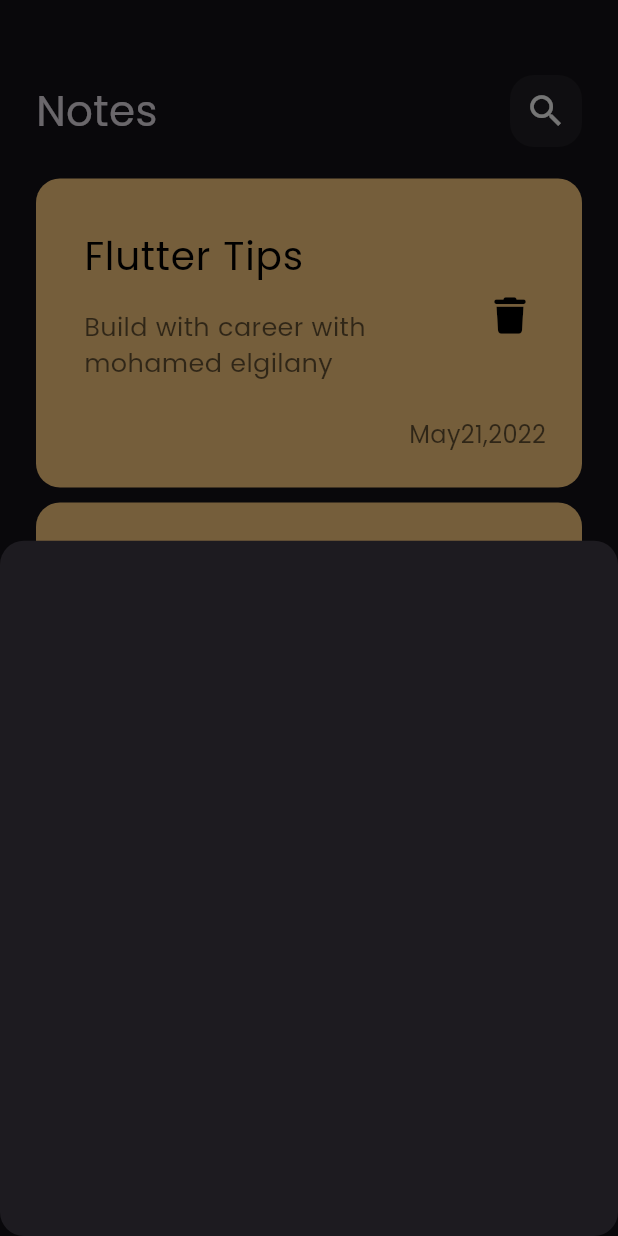
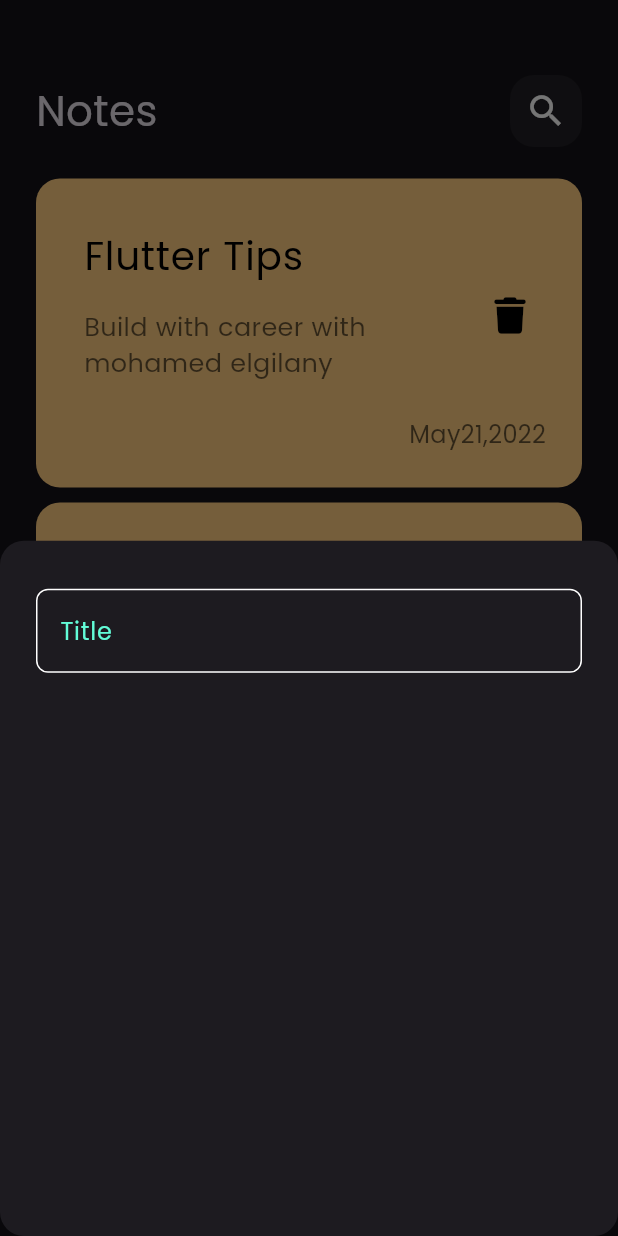
Before and after one commit to mohamedelgilany3/note_app, a Flutter app: the screen it shows after launch, after a tap on the "add" icon, on a phone screen of 412 x 824 dp. Run offline on Flutter 3.47's test engine with Material 3 defaults, Android fonts, the phone set to English and light mode, and no system bars; our stand-ins replace font_awesome_flutter.

Commit message:
create custom text field

```diff
--- /dev/null
+++ b/lib/constant.dart
@@ -0,0 +1,3 @@
+import 'package:flutter/material.dart';
+
+const kPrimaryColor = Color(0xff62FCD7);
--- a/lib/widgets/add_note_bottom_sheet.dart
+++ b/lib/widgets/add_note_bottom_sheet.dart
@@ -1,10 +1,21 @@
 import 'package:flutter/material.dart';
+import 'package:my_first_note_app/widgets/custom_text_field.dart';
 
 class AddNoteBottomSheet extends StatelessWidget {
   const AddNoteBottomSheet({super.key});
 
   @override
   Widget build(BuildContext context) {
-    return Container();
+    return Padding(
+      padding: const EdgeInsets.symmetric(horizontal: 24),
+      child: Column(
+        children: [
+          SizedBox(
+            height: 32,
+          ),
+          CustomTextField(),
+        ],
+      ),
+    );
   }
 }
--- /dev/null
+++ b/lib/widgets/custom_text_field.dart
@@ -0,0 +1,29 @@
+import 'package:flutter/material.dart';
+import 'package:my_first_note_app/constant.dart';
+
+class CustomTextField extends StatelessWidget {
+  const CustomTextField({super.key});
+
+  @override
+  Widget build(BuildContext context) {
+    return TextField(
+      cursorColor: kPrimaryColor,
+      decoration: InputDecoration(
+        hintText: 'Title',
+        hintStyle: TextStyle(color: kPrimaryColor),
+        border: buildBorder(),
+        enabledBorder: buildBorder(),
+        focusedBorder: buildBorder(kPrimaryColor),
+      ),
+    );
+  }
+
+  OutlineInputBorder buildBorder([color]) {
+    return OutlineInputBorder(
+      borderRadius: BorderRadius.circular(8),
+      borderSide: BorderSide(
+        color: color ?? Colors.white,
+      ),
+    );
+  }
+}
```
